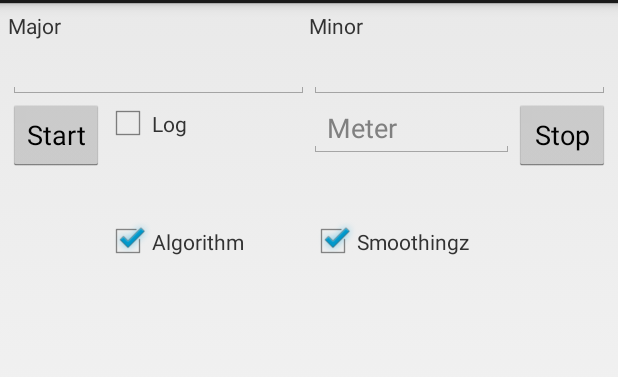
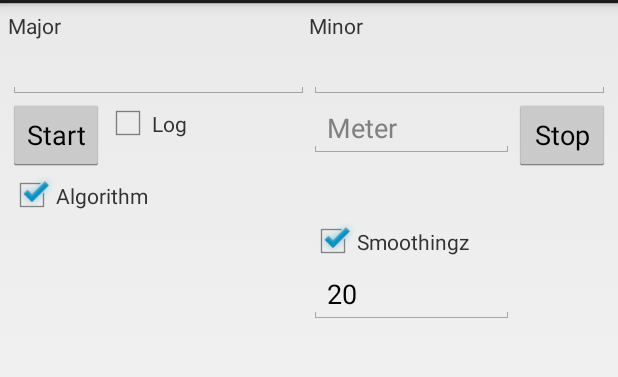
Before and after one commit to JSchonewille/Tester2, an Android app: the screen it shows after launch (MainActivity), after a tap on "Stop", on a phone screen of 412 x 824 dp, the part 69-446 px from its top. Run offline under Robolectric (Android 15) with nearby library versions, the phone set to English and light mode, and no system bars; 1 other tap on this screen came first.

Commit message:
changed layout + code cleanup in main activity +  begin distance calculations

```diff
--- a/app/src/main/java/com/example/jeff/tester2/MainActivity.java
+++ b/app/src/main/java/com/example/jeff/tester2/MainActivity.java
@@ -30,12 +30,12 @@ public class MainActivity extends Activity {
     private CheckBox algcheck;
     private CheckBox smoothCheck;
     private ArrayList<String> beaconList;
-    private ArrayList<Integer> flatList;
     private ArrayList<String> detected;
     private EditText distanceInput;
     private int distance = 0;
     private EditText majorInput;
     private EditText minorInput;
+    private EditText queueSizeInput;
     private Button button1;
     private Button button2;
     private ListView listView1;
@@ -167,16 +167,14 @@ public class MainActivity extends Activity {
         majorInput = (EditText) findViewById(R.id.input_Major);
         minorInput = (EditText) findViewById(R.id.input_Minor);
         distanceInput = (EditText) findViewById(R.id.input_Meter);
-     // queuesize = (EditText) findViewById(R.id.editText4);
+        queueSizeInput = (EditText) findViewById(R.id.Quesize);
         listView1 = (ListView) findViewById(R.id.list_Data);
         logbox = (CheckBox) findViewById(R.id.check_Log);
         algcheck = (CheckBox) findViewById(R.id.check_Algorithm);
         smoothCheck = (CheckBox)findViewById(R.id.check_Smoothing);
         beaconList = new ArrayList<String>();
-        flatList = new ArrayList<Integer>();
         detected = new ArrayList<String>();
-        smoothener = new Smoothener(15);
-        distanceCalc =  new DistanceCalc(15);
+        //distanceCalc =  new DistanceCalc(15);
 
         btm = (BluetoothManager) getSystemService(Context.BLUETOOTH_SERVICE);
         bta = btm.getAdapter();
@@ -190,6 +188,7 @@ public class MainActivity extends Activity {
             @Override
             public void onClick(View view) {
                 CSV = new CSVwriter();
+                smoothener = new Smoothener(Integer.parseInt(queueSizeInput.getText().toString()));
                 log("Name","major", "minor", "Tijd(ms)", "RSSI", "Adj. RSSI", " input dist.(m)", "Tx");
                 if (bta == null || !bta.isEnabled()) {
                     bta.enable();
@@ -203,8 +202,11 @@ public class MainActivity extends Activity {
                 //queuesize.setEnabled(false);
                 majorInput.setEnabled(false);
                 minorInput.setEnabled(false);
+                queueSizeInput.setEnabled(false);
                 logbox.setEnabled(false);
                 distanceInput.setEnabled(false);
+                algcheck.setEnabled(false);
+                smoothCheck.setEnabled(false);
                 listView1.setAdapter(arrayAdapter2);
 
                 scanLeDevice();
@@ -217,12 +219,15 @@ public class MainActivity extends Activity {
             public void onClick(View view) {
                 StopscanLeDevice();
                 smoothener.clearqueue();
-                distanceCalc.emptyQueue();
+                //distanceCalc.emptyQueue();
                 majorInput.setEnabled(true);
                // queuesize.setEnabled(true);
                 minorInput.setEnabled(true);
+                queueSizeInput.setEnabled(true);
                 logbox.setEnabled(true);
                 distanceInput.setEnabled(true);
+                algcheck.setEnabled(true);
+                smoothCheck.setEnabled(true);
                 logStop();
             }
         });
--- a/app/src/main/res/layout/activity_main.xml
+++ b/app/src/main/res/layout/activity_main.xml
@@ -48,7 +48,7 @@
         android:layout_height="wrap_content"
         android:inputType="number"
         android:ems="10"
-        android:id="@+id/editText"
+        android:id="@+id/Quesize"
         android:layout_toStartOf="@+id/editText2"
         android:layout_toEndOf="@+id/button"
         android:minWidth="1000dp"
@@ -92,7 +92,7 @@
         android:inputType="number"
         android:ems="10"
         android:id="@+id/editText3"
-        android:layout_toEndOf="@+id/editText"
+        android:layout_toEndOf="@+id/Quesize"
         android:layout_toStartOf="@+id/button2"
         android:layout_alignBottom="@+id/button2"
         android:hint="meter" />
--- a/app/src/main/res/layout/activity_main_godlike.xml
+++ b/app/src/main/res/layout/activity_main_godlike.xml
@@ -60,9 +60,9 @@
                     android:id="@+id/check_Algorithm"
                     android:layout_width="wrap_content"
                     android:layout_height="wrap_content"
-                    android:layout_alignStart="@+id/check_Log"
                     android:checked="true"
-                    android:layout_centerVertical="true" />
+                    android:layout_below="@+id/button_Start"
+                    android:layout_alignParentStart="true" />
 
                 <TextView
                     android:layout_width="wrap_content"
@@ -128,6 +128,18 @@
                     android:layout_toRightOf="@+id/check_Smoothing"
                     android:text="Smoothingz" />
 
+                <EditText
+                    android:layout_width="wrap_content"
+                    android:layout_height="wrap_content"
+                    android:inputType="number"
+                    android:ems="10"
+                    android:id="@+id/Quesize"
+                    android:layout_below="@+id/check_Smoothing"
+                    android:layout_alignParentStart="true"
+                    android:layout_toStartOf="@+id/button_Stop"
+                    android:hint="Queu Size"
+                    android:text="20" />
+
             </RelativeLayout>
         </LinearLayout>
     </LinearLayout>
```
